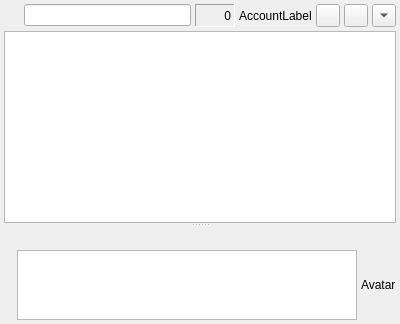
This is src/chatdlg.ui in psi-im/psi as Qt 5 draws it before an edit. The edited form follows.
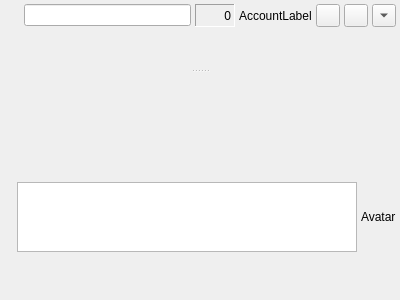
This is the edited form. Custom widgets are drawn as their Qt base class.

Patch:
```diff
--- a/src/chatdlg.ui
+++ b/src/chatdlg.ui
@@ -203,9 +203,6 @@
          <property name="focusPolicy" >
           <enum>Qt::NoFocus</enum>
          </property>
-         <property name="readOnly" >
-          <bool>true</bool>
-         </property>
         </widget>
        </item>
       </layout>
@@ -313,8 +310,8 @@
  <customwidgets>
   <customwidget>
    <class>ChatView</class>
-   <extends>QTextEdit</extends>
-   <header>msgmle.h</header>
+   <extends>QFrame</extends>
+   <header>chatview.h</header>
   </customwidget>
   <customwidget>
    <class>ChatSplitter</class>
```
